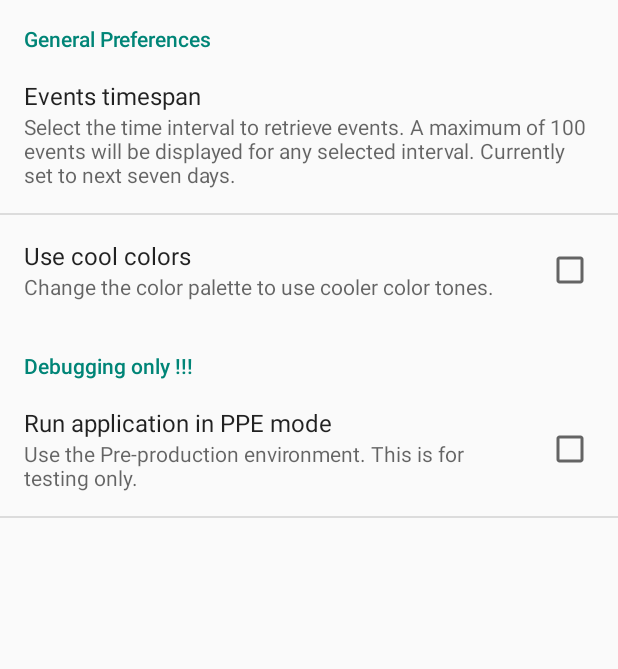
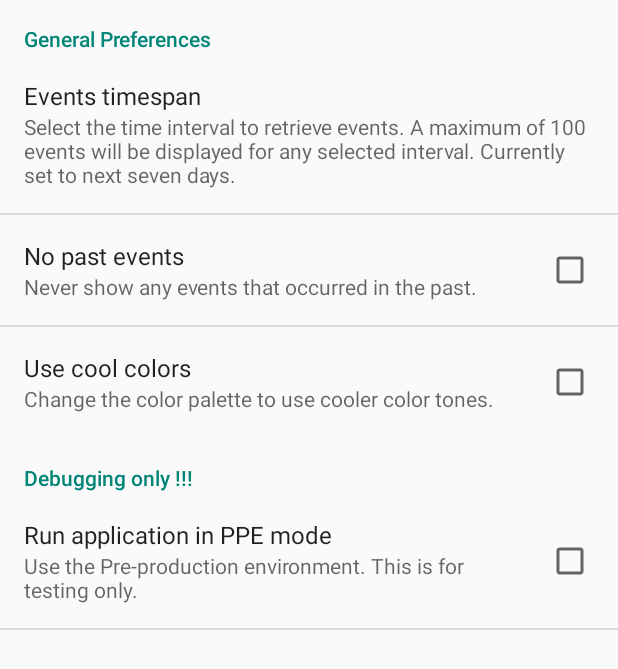
Before and after one commit to mattleib/o365api-android-get-events-app, an Android app: the SettingsActivity screen opened directly, with no data from a screen before it, on a phone screen of 412 x 824 dp. Shown: the top 669 px of the screen. Run offline under Robolectric (Android 15) with nearby library versions, the phone set to English and light mode, and no system bars.

Commit message:
Some minor UI fixes.

```diff
--- a/MyInboxApplication/app/src/main/java/com/example/mattleib/myinboxapplication/Constants.java
+++ b/MyInboxApplication/app/src/main/java/com/example/mattleib/myinboxapplication/Constants.java
@@ -38,6 +38,7 @@ public class Constants {
         public static final String UsePPE = "PREF_USEPPE";
         public static final String UseCoolColors = "PREF_USECOOL";
         public static final String RefreshToken = "PREF_REFRESHTOKEN";
+        public static final String DoNotShowPastEvents = "PREF_NOPASTEVENTS";
     }
 
     public static final int PICK_PREFERENCE_REQUEST = 1;
--- a/MyInboxApplication/app/src/main/java/com/example/mattleib/myinboxapplication/LocalDateTimeConverter.java
+++ b/MyInboxApplication/app/src/main/java/com/example/mattleib/myinboxapplication/LocalDateTimeConverter.java
@@ -29,7 +29,8 @@ public class LocalDateTimeConverter {
         return s;
     }
     public String getLocalTimeString() {
-        String s = mLocalTime.format("%H:%M:%S");
+        //String s = mLocalTime.format("%H:%M:%S");
+        String s = mLocalTime.format("%H:%M");
         return s;
     }
 
--- a/MyInboxApplication/app/src/main/java/com/example/mattleib/myinboxapplication/PreferenceSettings.java
+++ b/MyInboxApplication/app/src/main/java/com/example/mattleib/myinboxapplication/PreferenceSettings.java
@@ -14,6 +14,15 @@ public class PreferenceSettings implements Serializable {
     private PreferenceSetting UsePPE;
     private PreferenceSetting EventTimeSpan;
     private PreferenceSetting UseCoolColor;
+    private PreferenceSetting DoNotShowPastEvents;
+
+    public PreferenceSetting getDoNotShowPastEvents() {
+        return DoNotShowPastEvents;
+    }
+
+    public void setDoNotShowPastEvents(PreferenceSetting doNotShowPastEvents) {
+        DoNotShowPastEvents = doNotShowPastEvents;
+    }
 
     public PreferenceSetting getUseCoolColor() {
         return UseCoolColor;
@@ -39,9 +48,10 @@ public class PreferenceSettings implements Serializable {
         EventTimeSpan = eventTimeSpan;
     }
 
-    public PreferenceSettings(PreferenceSetting eventTimeSpan, PreferenceSetting usePPE, PreferenceSetting useCoolColor) {
+    public PreferenceSettings(PreferenceSetting eventTimeSpan, PreferenceSetting usePPE, PreferenceSetting useCoolColor, PreferenceSetting doNotShowPastEvents) {
         UsePPE = usePPE;
         EventTimeSpan = eventTimeSpan;
         UseCoolColor = useCoolColor;
+        DoNotShowPastEvents = doNotShowPastEvents;
     }
 }
--- a/MyInboxApplication/app/src/main/java/com/example/mattleib/myinboxapplication/SettingsActivity.java
+++ b/MyInboxApplication/app/src/main/java/com/example/mattleib/myinboxapplication/SettingsActivity.java
@@ -25,11 +25,13 @@ public class SettingsActivity extends Activity
         String eventSpan = sharedPreferences.getString(Constants.PreferenceKeys.CalendarTimeSpan, "day");
         Boolean usePPE = sharedPreferences.getBoolean(Constants.PreferenceKeys.UsePPE, false);
         Boolean useCoolColors = sharedPreferences.getBoolean(Constants.PreferenceKeys.UseCoolColors, false);
+        Boolean doNotShowPastEvents = sharedPreferences.getBoolean(Constants.PreferenceKeys.DoNotShowPastEvents, false);
 
         mPreferenceSettings = new PreferenceSettings(
                 new PreferenceSetting(eventSpan, eventSpan),
                 new PreferenceSetting(usePPE.toString(), usePPE.toString()),
-                new PreferenceSetting(useCoolColors.toString(), useCoolColors.toString())
+                new PreferenceSetting(useCoolColors.toString(), useCoolColors.toString()),
+                new PreferenceSetting(doNotShowPastEvents.toString(), doNotShowPastEvents.toString())
         );
         setIntent();
     }
@@ -61,4 +63,9 @@ public class SettingsActivity extends Activity
         mPreferenceSettings.getUseCoolColor().setNewValue(useCool.toString());
         setIntent();
     }
+
+    public void onNoPastEventsChanged(Boolean doNotShowPastEvents) {
+        mPreferenceSettings.getDoNotShowPastEvents().setNewValue(doNotShowPastEvents.toString());
+        setIntent();
+    }
 }
--- a/MyInboxApplication/app/src/main/java/com/example/mattleib/myinboxapplication/SettingsFragment.java
+++ b/MyInboxApplication/app/src/main/java/com/example/mattleib/myinboxapplication/SettingsFragment.java
@@ -21,6 +21,7 @@ public class SettingsFragment extends PreferenceFragment
         public void onNewTimeSpan(String timeSpan);
         public void onEnvironmentChanged(Boolean usePPE);
         public void onColorChanged(Boolean useCool);
+        public void onNoPastEventsChanged(Boolean doNotShowPastEvents);
     }// end interface
 
     // Instantiate the Interface Callback
@@ -80,6 +81,9 @@ public class SettingsFragment extends PreferenceFragment
         } else if (key.equals(Constants.PreferenceKeys.UseCoolColors)) {
             Boolean newValue = sharedPreferences.getBoolean(key, false);
             mCallback.onColorChanged(newValue);
+        } else if (key.equals(Constants.PreferenceKeys.DoNotShowPastEvents)) {
+            Boolean newValue = sharedPreferences.getBoolean(key, false);
+            mCallback.onColorChanged(newValue);
         }
     }
 
--- a/MyInboxApplication/app/src/main/res/values/strings.xml
+++ b/MyInboxApplication/app/src/main/res/values/strings.xml
@@ -12,9 +12,14 @@
     <string name="preference_ppe_title">Run application in PPE mode</string>
     <string name="preference_ppe_summary">Use the Pre-production environment. This is for testing only.</string>
     <string name="preference_ppe_default">false</string>
+
     <string name="preference_eventspan_title">Events timespan</string>
     <string name="preference_eventspan_summary">Select the time interval to retrieve events. A maximum of 100 events will be displayed for any selected interval. Currently set to</string>
     <string name="preference_eventspan_default">week</string>
+
+    <string name="preference_pastevents_title">No past events</string>
+    <string name="preference_pastevents_summary">Never show any events that occurred in the past.</string>
+    <string name="preference_pastevents_default">false</string>
 
     <string name="preference_color_title">Use cool colors</string>
     <string name="preference_color_summary">Change the color palette to use cooler color tones.</string>
--- a/MyInboxApplication/app/src/main/res/xml/preferences.xml
+++ b/MyInboxApplication/app/src/main/res/xml/preferences.xml
@@ -10,6 +10,12 @@
             android:entries="@array/event_span_entries"
             android:entryValues="@array/event_span_values"
             android:defaultValue="@string/preference_eventspan_default" />
+        <CheckBoxPreference
+            android:key="PREF_NOPASTEVENTS"
+            android:title="@string/preference_pastevents_title"
+            android:summary="@string/preference_pastevents_summary"
+            android:defaultValue="@string/preference_pastevents_default"
+            />
         <CheckBoxPreference
             android:key="PREF_USECOOL"
             android:title="@string/preference_color_title"
```
Also changed, not shown: MyInboxApplication/app/src/main/java/com/example/mattleib/myinboxapplication/Helpers.java (+7 -2 lines), MyInboxApplication/app/src/main/java/com/example/mattleib/myinboxapplication/MainActivity.java (+22 -9 lines).
